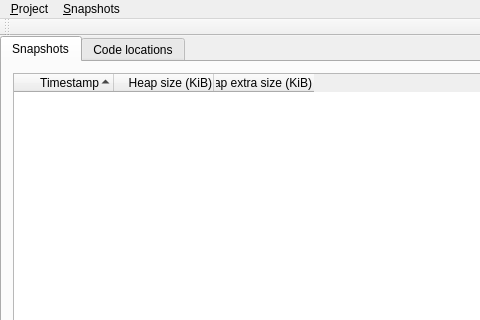
madmaxoft/VisualMassifDiff, file MainWindow.ui: the form before one commit; both pictures show x 0 to 480 and y 0 to 320 of the 1064 by 729 pixel window.
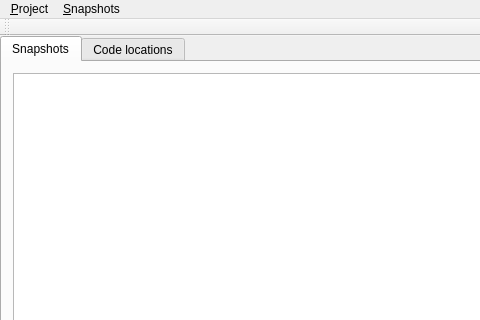
The form after the commit. Custom widgets are drawn as their Qt base class.

Commit message:
Changed snapshot list to use a model.
This fixes snapshots not appearing after capture.

```diff
--- a/MainWindow.ui
+++ b/MainWindow.ui
@@ -45,7 +45,7 @@
           <property name="orientation">
            <enum>Qt::Horizontal</enum>
           </property>
-          <widget class="QTreeWidget" name="twSnapshots">
+          <widget class="QTreeView" name="tvSnapshots">
            <property name="sizePolicy">
             <sizepolicy hsizetype="Expanding" vsizetype="Expanding">
              <horstretch>1</horstretch>
@@ -67,36 +67,12 @@
            <property name="indentation">
             <number>0</number>
            </property>
-           <attribute name="headerShowSortIndicator" stdset="0">
+           <property name="sortingEnabled">
             <bool>true</bool>
-           </attribute>
+           </property>
            <attribute name="headerStretchLastSection">
             <bool>false</bool>
            </attribute>
-           <column>
-            <property name="text">
-             <string>Timestamp</string>
-            </property>
-            <property name="textAlignment">
-             <set>AlignRight|AlignVCenter</set>
-            </property>
-           </column>
-           <column>
-            <property name="text">
-             <string>Heap size (KiB)</string>
-            </property>
-            <property name="textAlignment">
-             <set>AlignRight|AlignVCenter</set>
-            </property>
-           </column>
-           <column>
-            <property name="text">
-             <string>Heap extra size (KiB)</string>
-            </property>
-            <property name="textAlignment">
-             <set>AlignRight|AlignVCenter</set>
-            </property>
-           </column>
           </widget>
           <widget class="QSplitter" name="splitter">
            <property name="sizePolicy">
```
Left out of the diff: 3 changed lines with no effect on the pictures. The commit also changes 7 other files.
